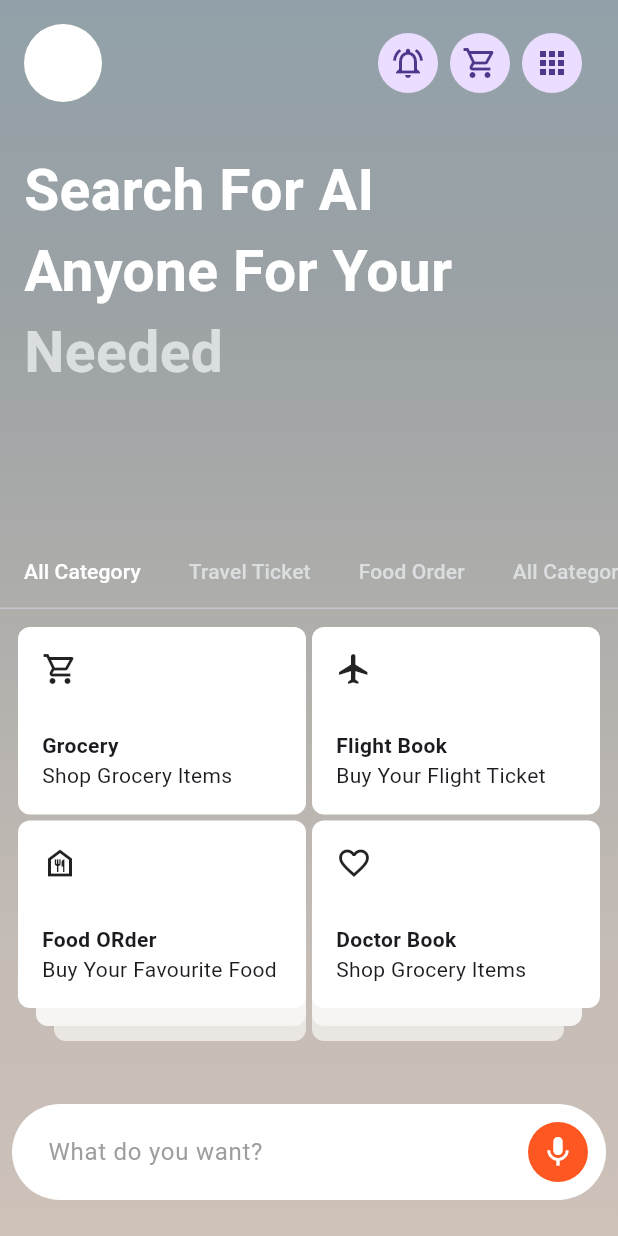
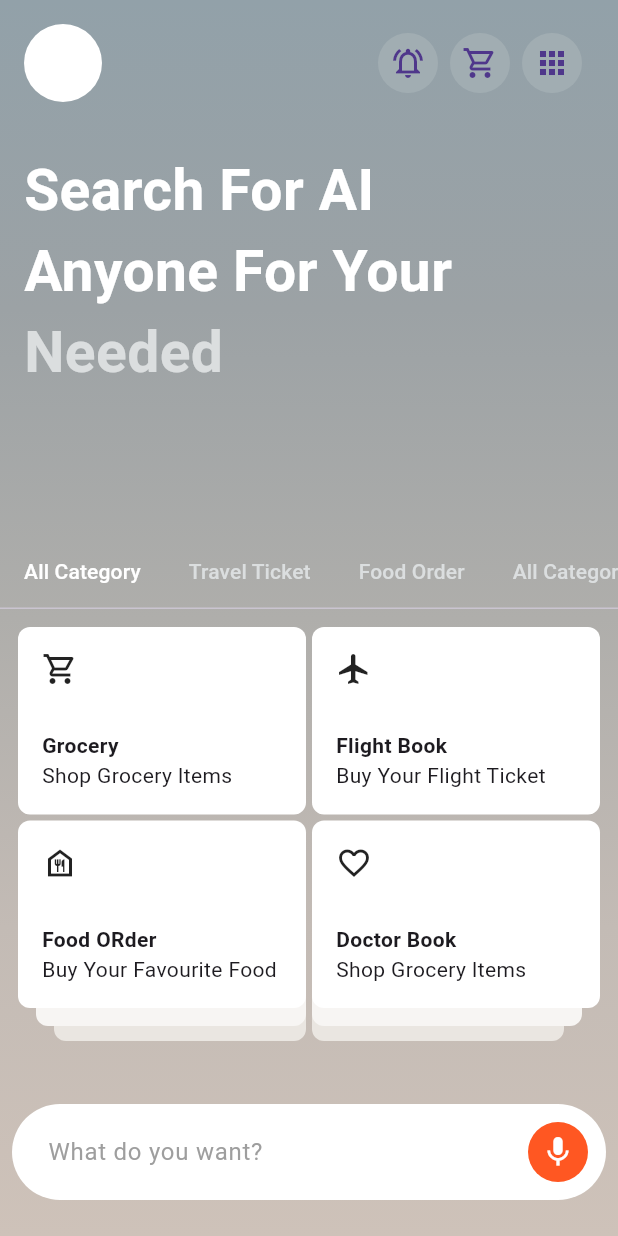
Before and after one commit to JAICHANGPARK/flutter_notebook_chapter_40, a Flutter app: the FlightBookingHomePage screen opened directly, on a phone screen of 412 x 824 dp. Run offline on Flutter 3.47's test engine with Material 3 defaults, Android fonts, the phone set to English and light mode, and no system bars; our stand-ins replace gap, hugeicons.

Commit message:
Update flight_booking_home_page.dart

```diff
--- a/lib/ep2015_flight_booking_app/views/flight_booking_home_page.dart
+++ b/lib/ep2015_flight_booking_app/views/flight_booking_home_page.dart
@@ -54,18 +54,19 @@ class _FlightBookingHomePageState extends State<FlightBookingHomePage> {
                             ),
                             Spacer(),
                             CircleAvatar(
+                              backgroundColor: Color.fromRGBO(161, 173, 178, 1),
                               child: Icon(
                                 Icons.notifications_active_outlined,
                               ),
                             ),
                             Gap(8),
-                            CircleAvatar(
+                            CircleAvatar(backgroundColor: Color.fromRGBO(161, 173, 178, 1),
                               child: Icon(
                                 Icons.shopping_cart_outlined,
                               ),
                             ),
                             Gap(8),
-                            CircleAvatar(
+                            CircleAvatar(backgroundColor: Color.fromRGBO(161, 173, 178, 1),
                               child: Icon(
                                 Icons.apps,
                               ),
```
